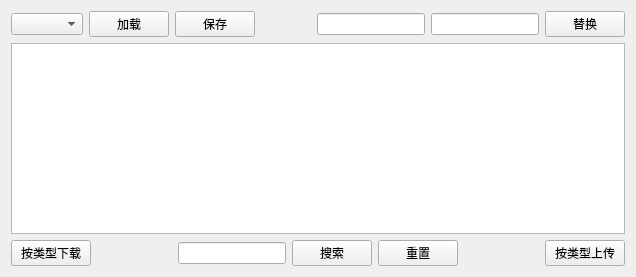
First picture: the form in Gui/Control/CompareControl.ui, repository taynpg/frelay, before the edit.
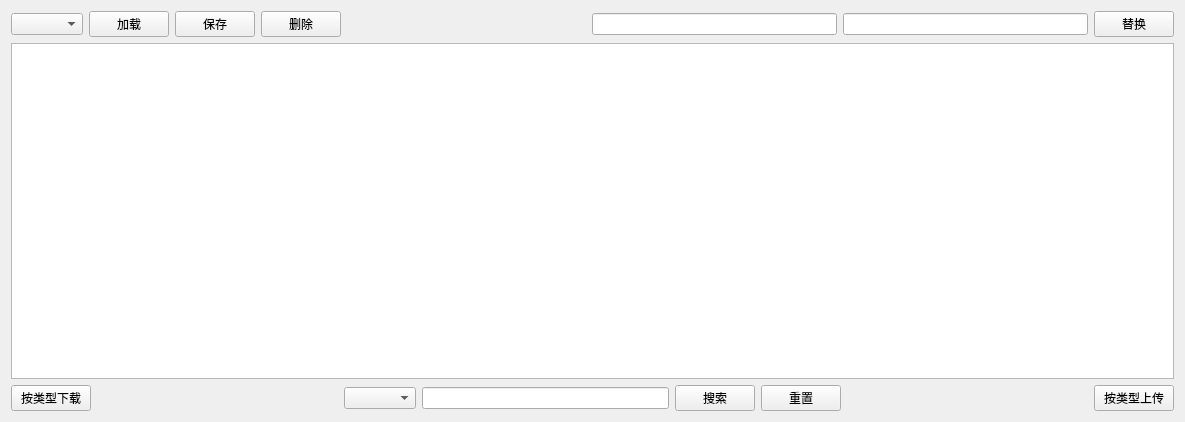
Second picture: the form after the edit. Custom widgets are drawn as their Qt base class.

The edit to the form file:
```diff
--- a/Gui/Control/CompareControl.ui
+++ b/Gui/Control/CompareControl.ui
@@ -6,8 +6,8 @@
    <rect>
     <x>0</x>
     <y>0</y>
-    <width>636</width>
-    <height>277</height>
+    <width>1185</width>
+    <height>422</height>
    </rect>
   </property>
   <property name="windowTitle">
@@ -33,6 +33,13 @@
        </property>
       </widget>
      </item>
+     <item>
+      <widget class="QPushButton" name="btnDel">
+       <property name="text">
+        <string>删除</string>
+       </property>
+      </widget>
+     </item>
      <item>
       <spacer name="horizontalSpacer_2">
        <property name="orientation">
@@ -86,6 +93,9 @@
        </property>
       </spacer>
      </item>
+     <item>
+      <widget class="QComboBox" name="cbMark"/>
+     </item>
      <item>
       <widget class="QLineEdit" name="edSearch"/>
      </item>
```
